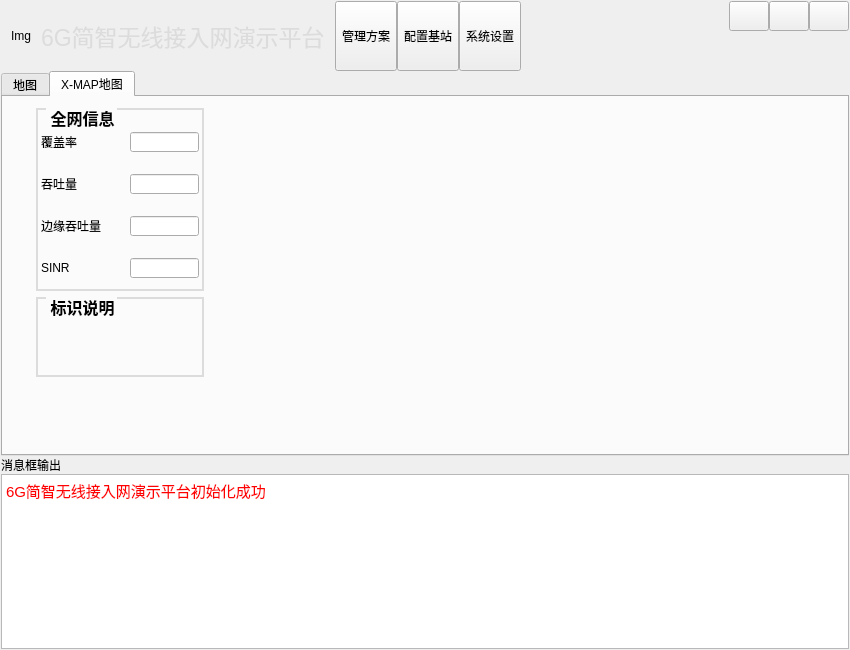
First picture: the form in GUIVersion_2/widget.ui, repository aobocodo/QT_System, before the edit.
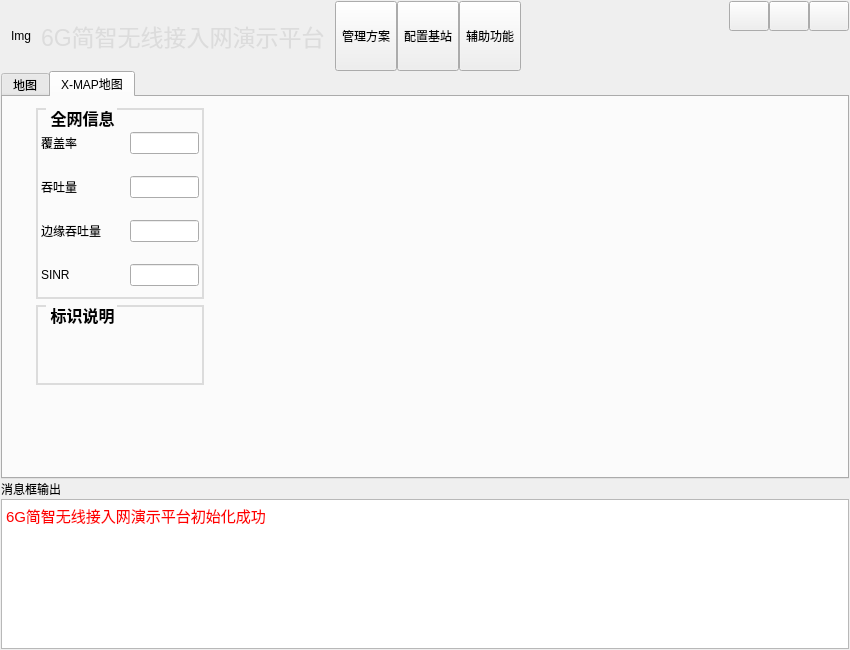
Second picture: the form after the edit. Icons and pictures are not drawn. Custom widgets are drawn as their Qt base class.

What changed in the file:
```diff
--- a/GUIVersion_2/widget.ui
+++ b/GUIVersion_2/widget.ui
@@ -134,7 +134,7 @@
             </sizepolicy>
            </property>
            <property name="text">
-            <string>系统设置</string>
+            <string>辅助功能</string>
            </property>
            <property name="icon">
             <iconset resource="main.qrc">
@@ -633,13 +633,13 @@
      <property name="minimumSize">
       <size>
        <width>0</width>
-       <height>160</height>
+       <height>150</height>
       </size>
      </property>
      <property name="maximumSize">
       <size>
        <width>16777215</width>
-       <height>200</height>
+       <height>150</height>
       </size>
      </property>
      <property name="html">
```
